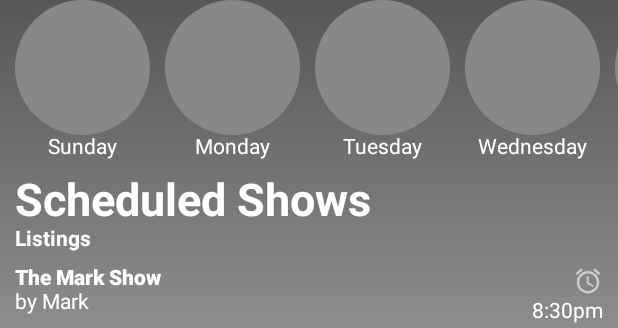
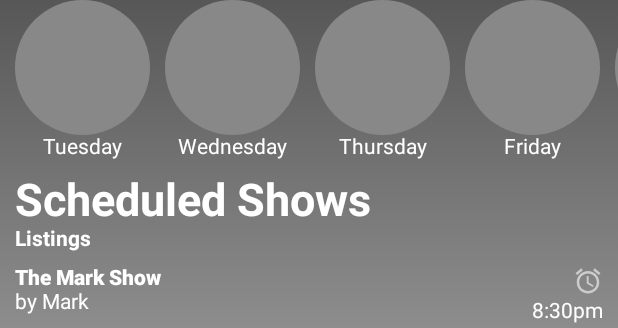
Before and after one commit to MwaiBanda/WPRK-MultiPlatform, an Android app built with Jetpack Compose: the @Preview function Preview, on a phone screen of 412 x 824 dp. Shown: the part 526-854 px from the top of the screen. Run offline under Robolectric (Android 15) with nearby library versions, the phone set to English and light mode, and no system bars.

Commit message:
-- commit - Added bottom bar background

```diff
--- a/app/src/main/java/com/muse/wprk_concept/MainActivity.kt
+++ b/app/src/main/java/com/muse/wprk_concept/MainActivity.kt
@@ -30,7 +30,6 @@ import com.muse.wprk_concept.main.PodcastsHome
 import com.muse.wprk_concept.main.Screen
 import dagger.hilt.android.AndroidEntryPoint
 import kotlinx.coroutines.launch
-import androidx.compose.material.OutlinedTextField
 import androidx.compose.foundation.layout.size
 import androidx.compose.foundation.shape.RoundedCornerShape
 import androidx.compose.material.icons.filled.*
@@ -83,13 +82,13 @@ fun WPRKEntry(content: @Composable (NavHostController, SimpleExoPlayer, Providab
 
     SideEffect {
         // Update all of the system bar colors to be transparent, and use
-        // dark icons if we're in light theme
-        systemUiController.setStatusBarColor(
-            color = Color.Black,
+        // dark icons if we're in light themeET
+        systemUiController.setNavigationBarColor(
+            color = Color.parse("#BDBDBD"),
             darkIcons = useDarkIcons
         )
-        systemUiController.setNavigationBarColor(
-            color = Color.LightGray,
+        systemUiController.setStatusBarColor (
+            color = Color.Black,
             darkIcons = useDarkIcons
         )
     }
@@ -274,8 +273,8 @@ fun WPRKEntry(content: @Composable (NavHostController, SimpleExoPlayer, Providab
 
                         }
                         BottomNavigation(
-                            backgroundColor = Color.LightGray,
-                            contentColor = Color.Black
+                            backgroundColor = Color.parse("#BDBDBD"),
+                            contentColor = Color.White
                         ) {
                             val navBackStackEntry by navController.currentBackStackEntryAsState()
                             val currentDestination = navBackStackEntry?.destination
--- a/app/src/main/java/com/muse/wprk_concept/composables/Live.kt
+++ b/app/src/main/java/com/muse/wprk_concept/composables/Live.kt
@@ -11,11 +11,7 @@ import androidx.compose.material.Text
 import androidx.compose.material.icons.Icons
 import androidx.compose.material.icons.filled.AccessAlarm
 import androidx.compose.material.icons.filled.Alarm
-import androidx.compose.runtime.Composable
-import androidx.compose.runtime.getValue
-import androidx.compose.runtime.setValue
-import androidx.compose.runtime.mutableStateOf
-import androidx.compose.runtime.remember
+import androidx.compose.runtime.*
 import androidx.compose.ui.Alignment
 import androidx.compose.ui.Modifier
 import androidx.compose.ui.draw.clip
@@ -28,16 +24,29 @@ import androidx.compose.ui.text.withStyle
 import androidx.compose.ui.tooling.preview.Preview
 import androidx.compose.ui.unit.dp
 import androidx.compose.ui.unit.sp
+import java.time.DayOfWeek
+import java.util.*
 
 @Composable
 fun Live(paddingValues: PaddingValues, gradient: Brush) {
-    val days = listOf(
+    var days = remember { mutableStateListOf (
         "Sunday", "Monday", "Tuesday", "Wednesday", "Thursday", "Friday", "Saturday"
-    )
-    val rowState = rememberLazyListState()
+    )}
+    val showState = rememberLazyListState()
+    val scheduleState = rememberLazyListState()
+    val mainColumnState = rememberLazyListState()
     val columnState = rememberLazyListState()
 
+    LaunchedEffect(key1 = false){
+        val calender = Calendar.getInstance()
+        val intDay = calender.get(Calendar.DAY_OF_WEEK)
+        val currentDate = days[intDay - 1]
+        while(currentDate != days.first()) {
+            days.add(days.lastIndex, days.removeAt(0))
+        }
+    }
     LazyColumn(
+        state = mainColumnState,
         modifier = Modifier
             .background(gradient)
             .fillMaxSize()
@@ -82,7 +91,7 @@ fun Live(paddingValues: PaddingValues, gradient: Brush) {
             Spacer(modifier = Modifier.height(20.dp))
         }
         item {
-            LazyRow(state = rowState, modifier = Modifier.fillMaxWidth()) {
+            LazyRow(state = showState, modifier = Modifier.fillMaxWidth()) {
                 itemsIndexed((0..6).toList()) { i, item ->
 
 
@@ -104,7 +113,7 @@ fun Live(paddingValues: PaddingValues, gradient: Brush) {
             Spacer(modifier = Modifier.height(20.dp))
         }
         item {
-            LazyRow(state = columnState, modifier = Modifier.fillMaxWidth()) {
+            LazyRow(state = scheduleState, modifier = Modifier.fillMaxWidth()) {
                 itemsIndexed((0..6).toList()) { i, item ->
 
                     if (i != 0) Spacer(modifier = Modifier.width(10.dp))
@@ -136,7 +145,7 @@ fun Live(paddingValues: PaddingValues, gradient: Brush) {
         item {
             Spacer(modifier = Modifier.height(10.dp))
             LazyColumn(
-                state = LazyListState(),
+                state = columnState,
                 modifier = Modifier.height(300.dp)
             ) {
                 itemsIndexed((0..6).toList()) { i, item ->
```
Lines whose indentation alone changed are shown as unchanged.
